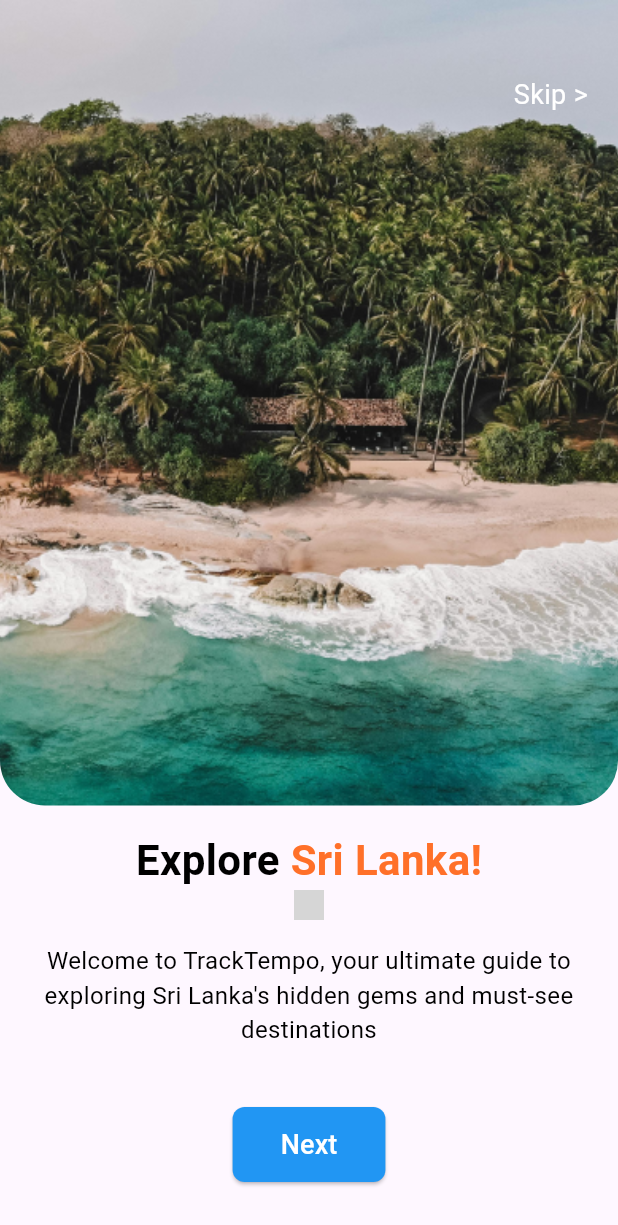
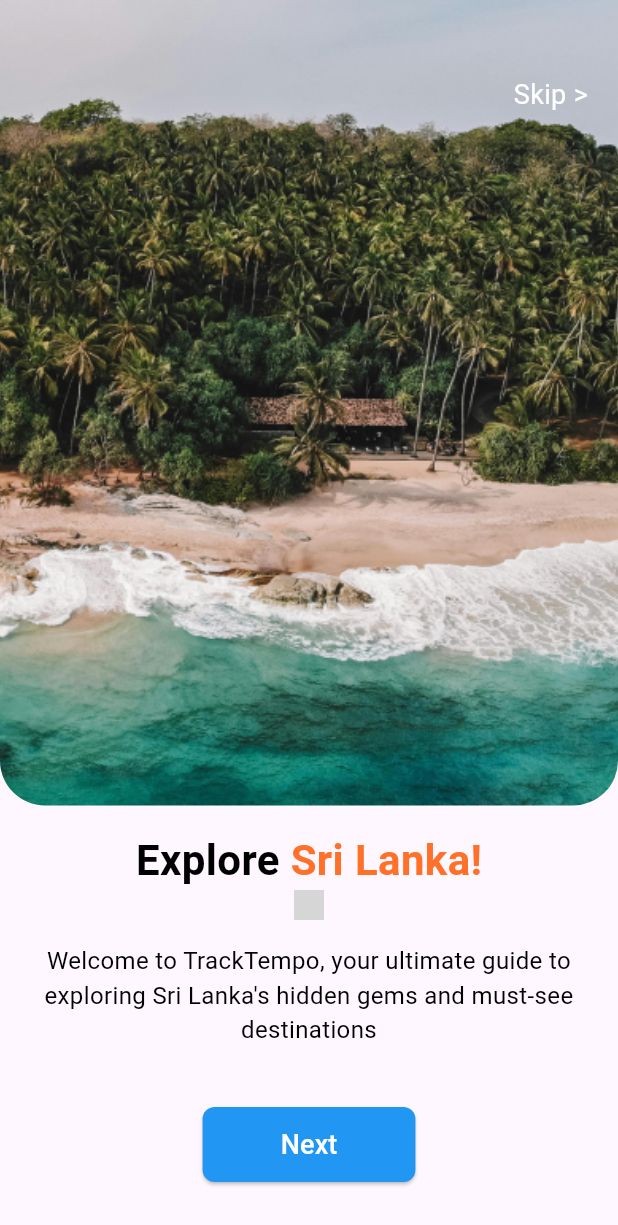
Before and after one commit to naamiahmed/TrekTempo, a Flutter app: the screen it shows after launch, on a phone screen of 412 x 824 dp. Shown: the top 1225 px of the screen. Run offline on Flutter 3.47's test engine with Material 3 defaults, Android fonts, the phone set to English and light mode, and no system bars; grey boxes are pictures that could not be loaded.

Commit message:
chore: Update padding in ImageDesign and remove unused code

```diff
--- a/Front- End/lib/Pages/IntroPage/Components/ImagesDesign.dart
+++ b/Front- End/lib/Pages/IntroPage/Components/ImagesDesign.dart
@@ -99,7 +99,7 @@ class ImageDesign extends StatelessWidget {
                   },
                   style: ElevatedButton.styleFrom(
                     backgroundColor: const Color.fromRGBO(33, 150, 243, 1),
-                    padding: const EdgeInsets.symmetric(horizontal: 32, vertical: 12),
+                    padding: const EdgeInsets.symmetric(horizontal: 52, vertical: 12),
                     shape: RoundedRectangleBorder(
                       borderRadius: BorderRadius.circular(8),
                     ),
--- a/Front- End/lib/Pages/PageCommonComponents/TrekTempo_Appbar.dart
+++ b/Front- End/lib/Pages/PageCommonComponents/TrekTempo_Appbar.dart
@@ -21,8 +21,7 @@ class TrekTempo_Appbar extends StatelessWidget implements PreferredSizeWidget {
       leading: Container(
         padding:EdgeInsets.all(4.0),
         decoration: const BoxDecoration(
-          color: Colors.grey,
-          shape: BoxShape.circle,
+
 
         ),
 
```
